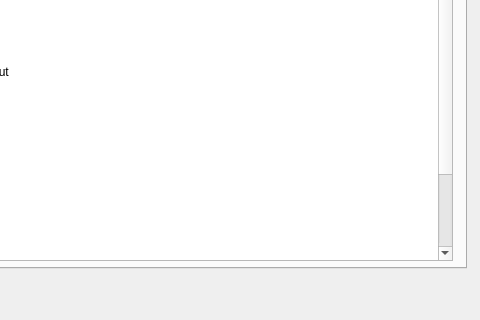
First picture: the form in dxftoqet3db.ui, repository rdsivd/DXFtoQET, before the edit; both pictures show x 574 to 1054 and y 402 to 722 of the 1054 by 722 pixel window.
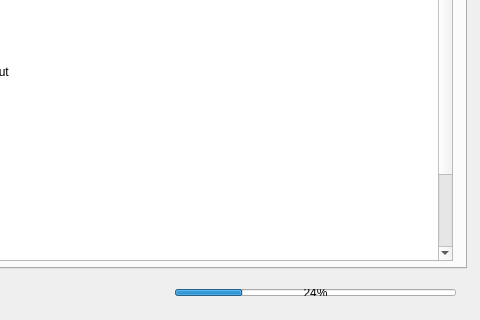
Second picture: the form after the edit.

```diff
--- a/dxftoqet3db.ui
+++ b/dxftoqet3db.ui
@@ -421,6 +421,13 @@
       </property>
      </spacer>
     </item>
+    <item>
+     <widget class="QProgressBar" name="progressBar">
+      <property name="value">
+       <number>24</number>
+      </property>
+     </widget>
+    </item>
    </layout>
   </widget>
   <widget class="QWidget" name="layoutWidget">
```
